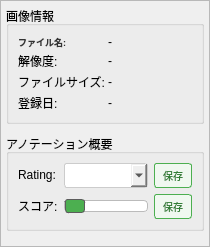
First picture: the form in src/lorairo/gui/designer/SelectedImageDetailsWidget.ui, repository NEXTAltair/LoRAIro, before the edit.
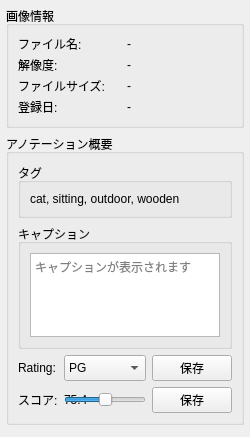
Second picture: the form after the edit. Custom widgets are drawn as their Qt base class.

Commit message: fix: Correct container vsizetype from Fixed to Preferred in UI conversion

Diff of the .ui file:
```diff
--- a/src/lorairo/gui/designer/SelectedImageDetailsWidget.ui
+++ b/src/lorairo/gui/designer/SelectedImageDetailsWidget.ui
@@ -1,35 +1,33 @@
 <?xml version='1.0' encoding='utf-8'?>
 <ui version="4.0">
  <class>SelectedImageDetailsWidget</class>
- <widget class="QScrollArea" name="SelectedImageDetailsWidget">
+ <widget class="QWidget" name="SelectedImageDetailsWidget">
+  <property name="geometry">
+   <rect>
+    <x>0</x>
+    <y>0</y>
+    <width>250</width>
+    <height>400</height>
+   </rect>
+  </property>
   <property name="windowTitle">
    <string>Selected Image Details</string>
   </property>
-  <property name="verticalScrollBarPolicy">
-   <enum>Qt::ScrollBarPolicy::ScrollBarAsNeeded</enum>
-  </property>
-  <property name="horizontalScrollBarPolicy">
-   <enum>Qt::ScrollBarPolicy::ScrollBarAlwaysOff</enum>
-  </property>
-  <property name="widgetResizable">
-   <bool>true</bool>
-  </property>
-  <widget class="QWidget" name="scrollAreaWidgetContents">
    <layout class="QVBoxLayout" name="verticalLayoutMain">
        <property name="spacing">
-        <number>10</number>
+    <number>6</number>
        </property>
        <property name="leftMargin">
-        <number>5</number>
+    <number>6</number>
        </property>
        <property name="topMargin">
-        <number>5</number>
+    <number>6</number>
        </property>
        <property name="rightMargin">
-        <number>5</number>
+    <number>6</number>
        </property>
        <property name="bottomMargin">
-        <number>5</number>
+    <number>6</number>
        </property>
        <item>
         <widget class="QGroupBox" name="groupBoxImageInfo">
@@ -51,9 +49,6 @@
               <verstretch>0</verstretch>
              </sizepolicy>
             </property>
-            <property name="styleSheet">
-             <string>font-size: 9px; font-weight: bold; color: #333;</string>
-            </property>
            </widget>
           </item>
           <item row="2" column="0">
@@ -159,6 +154,56 @@
           <string>アノテーション概要</string>
          </property>
          <layout class="QVBoxLayout" name="verticalLayoutAnnotationSummary">
+      <item>
+       <widget class="QGroupBox" name="groupBoxTags">
+        <property name="title">
+         <string>タグ</string>
+        </property>
+        <layout class="QVBoxLayout" name="verticalLayoutTags">
+         <item>
+          <widget class="QLabel" name="labelTagsContent">
+           <property name="text">
+            <string>cat, sitting, outdoor, wooden</string>
+           </property>
+           <property name="wordWrap">
+            <bool>true</bool>
+           </property>
+           <property name="sizePolicy">
+            <sizepolicy hsizetype="Preferred" vsizetype="Fixed">
+             <horstretch>0</horstretch>
+             <verstretch>0</verstretch>
+            </sizepolicy>
+           </property>
+          </widget>
+         </item>
+        </layout>
+       </widget>
+      </item>
+      <item>
+       <widget class="QGroupBox" name="groupBoxCaptions">
+        <property name="title">
+         <string>キャプション</string>
+        </property>
+        <layout class="QVBoxLayout" name="verticalLayoutCaptions">
+         <item>
+          <widget class="QTextEdit" name="textEditCaptionsContent">
+           <property name="sizePolicy">
+            <sizepolicy hsizetype="Expanding" vsizetype="Expanding">
+             <horstretch>0</horstretch>
+             <verstretch>1</verstretch>
+            </sizepolicy>
+           </property>
+           <property name="readOnly">
+            <bool>true</bool>
+           </property>
+           <property name="placeholderText">
+            <string>キャプションが表示されます</string>
+           </property>
+          </widget>
+         </item>
+        </layout>
+       </widget>
+      </item>
           <item>
            <layout class="QGridLayout" name="gridLayoutRatingScore">
             <item row="0" column="0">
@@ -195,19 +240,6 @@
               <property name="visible">
                <bool>true</bool>
               </property>
-              <property name="styleSheet">
-               <string>QComboBox {
-    font-size: 10px;
-    padding: 2px 4px;
-    border: 1px solid #ccc;
-    border-radius: 3px;
-}</string>
-              </property>
-              <item>
-               <property name="text">
-                <string></string>
-               </property>
-              </item>
               <item>
                <property name="text">
                 <string>PG</string>
@@ -255,28 +287,6 @@
                 <verstretch>0</verstretch>
                </sizepolicy>
               </property>
-              <property name="styleSheet">
-               <string>QPushButton {
-    font-size: 10px;
-    padding: 4px 8px;
-    border: 1px solid #4CAF50;
-    border-radius: 3px;
-    background-color: #f0f8f0;
-    color: #2E7D32;
-}
-QPushButton:hover {
-    background-color: #e8f5e8;
-}
-QPushButton:pressed {
-    background-color: #4CAF50;
-    color: white;
-}
-QPushButton:disabled {
-    background-color: #f5f5f5;
-    color: #aaa;
-    border-color: #ddd;
-}</string>
-              </property>
              </widget>
             </item>
             <item row="1" column="0">
@@ -317,7 +327,7 @@
                <number>1000</number>
               </property>
               <property name="value">
-               <number>0</number>
+           <number>500</number>
               </property>
               <property name="orientation">
                <enum>Qt::Orientation::Horizontal</enum>
@@ -325,21 +335,6 @@
               <property name="visible">
                <bool>true</bool>
               </property>
-              <property name="styleSheet">
-               <string>QSlider::groove:horizontal {
-    border: 1px solid #bbb;
-    background: white;
-    height: 10px;
-    border-radius: 4px;
-}
-QSlider::handle:horizontal {
-    background: #4CAF50;
-    border: 1px solid #5c5c5c;
-    width: 18px;
-    margin: -2px 0;
-    border-radius: 3px;
-}</string>
-              </property>
              </widget>
             </item>
             <item row="1" column="2">
@@ -356,28 +351,6 @@
                 <verstretch>0</verstretch>
                </sizepolicy>
               </property>
-              <property name="styleSheet">
-               <string>QPushButton {
-    font-size: 10px;
-    padding: 4px 8px;
-    border: 1px solid #4CAF50;
-    border-radius: 3px;
-    background-color: #f0f8f0;
-    color: #2E7D32;
-}
-QPushButton:hover {
-    background-color: #e8f5e8;
-}
-QPushButton:pressed {
-    background-color: #4CAF50;
-    color: white;
-}
-QPushButton:disabled {
-    background-color: #f5f5f5;
-    color: #aaa;
-    border-color: #ddd;
-}</string>
-              </property>
              </widget>
             </item>
            </layout>
@@ -397,7 +370,6 @@
        </item>
       </layout>
      </widget>
-    </widget>
  <customwidgets>
   <customwidget>
    <class>AnnotationDataDisplayWidget</class>
```
Left out of the diff: 27 changed lines with no effect on the pictures. Lines whose indentation alone changed are shown as unchanged. The commit also changes 30 other files.
